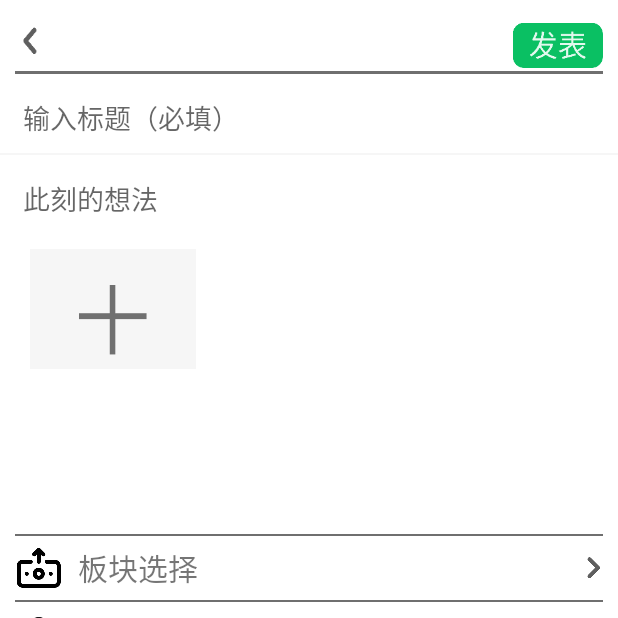
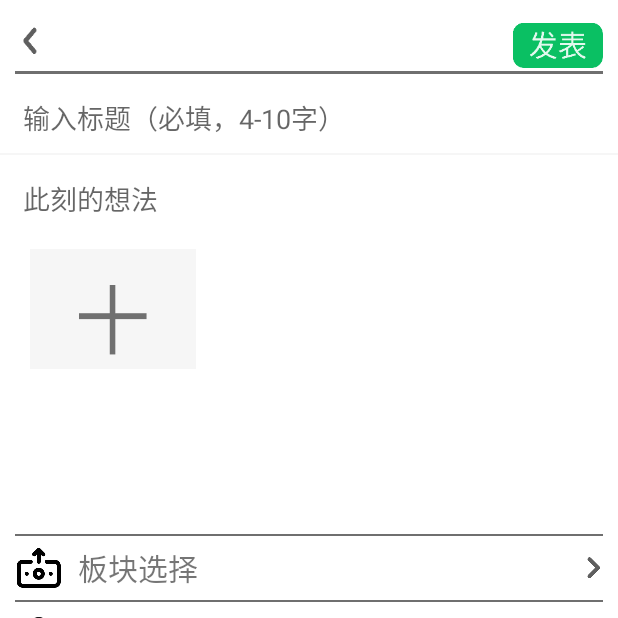
Before and after one commit to debery/TenMinutes, an Android app: the AddPostActivity screen opened directly, with no data from a screen before it, on a phone screen of 412 x 824 dp, the top half of it. Run offline under Robolectric (Android 15) with nearby library versions, the phone set to English and light mode, and no system bars.

Commit message:
修改前的一次保存

```diff
--- a/app/build.gradle
+++ b/app/build.gradle
@@ -36,6 +36,9 @@ dependencies {
     implementation 'androidx.appcompat:appcompat:1.0.0'
     implementation 'androidx.constraintlayout:constraintlayout:1.1.3'
     implementation 'androidx.recyclerview:recyclerview:1.0.0'
+    implementation 'com.squareup.okhttp3:okhttp:4.1.0'
+    implementation 'com.squareup.retrofit2:retrofit:2.6.1'
+    implementation 'com.squareup.retrofit2:converter-gson:2.6.1'
     implementation 'com.google.android.material:material:1.3.0'
     implementation 'androidx.legacy:legacy-support-v4:1.0.0'
     testImplementation 'junit:junit:4.+'
--- a/app/src/main/AndroidManifest.xml
+++ b/app/src/main/AndroidManifest.xml
@@ -1,6 +1,8 @@
 <?xml version="1.0" encoding="utf-8"?>
 <manifest xmlns:android="http://schemas.android.com/apk/res/android"
     package="com.example.tenminutestest2">
+
+    <uses-permission android:name="android.permission.INTERNET"/>
 
     <application
         android:name=".MyApplication"
--- a/app/src/main/java/com/example/tenminutestest2/AddPostActivity.kt
+++ b/app/src/main/java/com/example/tenminutestest2/AddPostActivity.kt
@@ -25,6 +25,7 @@ class AddPostActivity : AppCompatActivity() {
         }
         picture1.setOnClickListener {
             showPicturePopWindow()
+            Toast.makeText(this,"暂不支持传输图片,此操作为无效操作",Toast.LENGTH_SHORT).show()
         }
         choosePlace.setOnClickListener {
             showPlacePopWindow()
@@ -59,6 +60,7 @@ class AddPostActivity : AppCompatActivity() {
             popupWindow.dismiss()
             backgroundAlpha(1f)
         }
+
     }
 
     //弹窗的控制代码
--- a/app/src/main/res/layout/activity_add_post.xml
+++ b/app/src/main/res/layout/activity_add_post.xml
@@ -33,14 +33,14 @@
         android:layout_height="2dp"
         android:background="@color/gray"/>
     <EditText
-        android:id="@+id/addPostActivityPrintTitle"
+        android:id="@+id/printTitle"
         android:layout_marginLeft="15dp"
         android:layout_marginRight="15dp"
         android:layout_marginBottom="10dp"
         android:layout_marginTop="15dp"
         android:layout_width="match_parent"
         android:layout_height="wrap_content"
-        android:hint="输入标题（必填）"
+        android:hint="输入标题（必填，4-10字）"
         android:maxLines="1"
         android:background="@null"/>
     <View
@@ -48,7 +48,7 @@
         android:layout_height="1dp"
         android:background="#F6F6F6"/>
     <EditText
-        android:id="@+id/addPostActivityPrintContent"
+        android:id="@+id/printContent"
         android:layout_marginLeft="15dp"
         android:layout_marginRight="15dp"
         android:layout_marginBottom="10dp"
```
